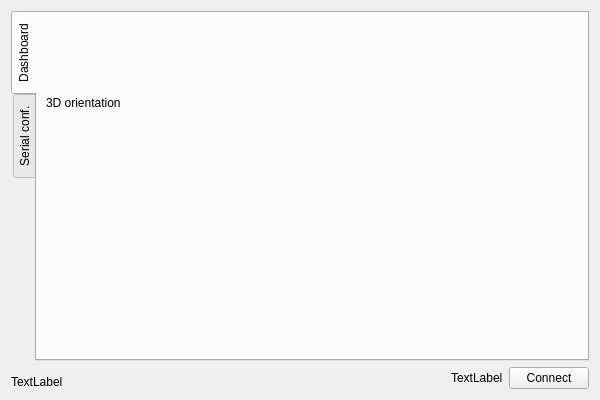
First picture: the form in mainwindow.ui, repository vedranMv/dataDashboard, before the edit.
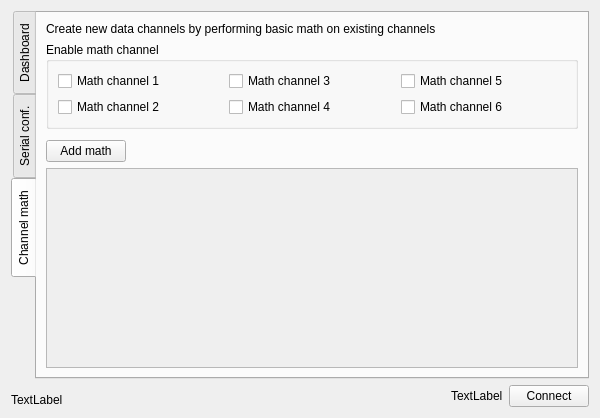
Second picture: the form after the edit. Custom widgets are drawn as their Qt base class.

Commit message: UI support for math channelsgit

Diff of the .ui file:
```diff
--- a/mainwindow.ui
+++ b/mainwindow.ui
@@ -20,7 +20,7 @@
       <enum>QTabWidget::West</enum>
      </property>
      <property name="currentIndex">
-      <number>0</number>
+      <number>2</number>
      </property>
      <widget class="QWidget" name="dashboardTab">
       <attribute name="title">
@@ -292,6 +292,146 @@
        </item>
       </layout>
      </widget>
+     <widget class="QWidget" name="mathconfTab">
+      <attribute name="title">
+       <string>Channel math</string>
+      </attribute>
+      <layout class="QHBoxLayout" name="horizontalLayout_6">
+       <item>
+        <layout class="QVBoxLayout" name="verticalLayout_6">
+         <item>
+          <widget class="QLabel" name="label_11">
+           <property name="text">
+            <string>Create new data channels by performing basic math on existing channels</string>
+           </property>
+          </widget>
+         </item>
+         <item>
+          <widget class="QGroupBox" name="groupBox_2">
+           <property name="title">
+            <string>Enable math channel</string>
+           </property>
+           <layout class="QGridLayout" name="gridLayout_2">
+            <item row="0" column="0">
+             <widget class="QCheckBox" name="mathCh1en">
+              <property name="text">
+               <string>Math channel 1</string>
+              </property>
+             </widget>
+            </item>
+            <item row="1" column="0">
+             <widget class="QCheckBox" name="mathCh2en">
+              <property name="text">
+               <string>Math channel 2</string>
+              </property>
+             </widget>
+            </item>
+            <item row="0" column="1">
+             <widget class="QCheckBox" name="mathCh3en">
+              <property name="text">
+               <string>Math channel 3</string>
+              </property>
+             </widget>
+            </item>
+            <item row="0" column="2">
+             <widget class="QCheckBox" name="mathCh5en">
+              <property name="text">
+               <string>Math channel 5</string>
+              </property>
+             </widget>
+            </item>
+            <item row="1" column="1">
+             <widget class="QCheckBox" name="mathCh4en">
+              <property name="text">
+               <string>Math channel 4</string>
+              </property>
+             </widget>
+            </item>
+            <item row="1" column="2">
+             <widget class="QCheckBox" name="mathCh6en">
+              <property name="text">
+               <string>Math channel 6</string>
+              </property>
+             </widget>
+            </item>
+           </layout>
+          </widget>
+         </item>
+         <item>
+          <spacer name="verticalSpacer_2">
+           <property name="orientation">
+            <enum>Qt::Vertical</enum>
+           </property>
+           <property name="sizeHint" stdset="0">
+            <size>
+             <width>20</width>
+             <height>20</height>
+            </size>
+           </property>
+          </spacer>
+         </item>
+         <item>
+          <layout class="QHBoxLayout" name="horizontalLayout_7">
+           <property name="topMargin">
+            <number>5</number>
+           </property>
+           <item>
+            <widget class="QPushButton" name="addMathComp">
+             <property name="text">
+              <string>Add math</string>
+             </property>
+            </widget>
+           </item>
+           <item>
+            <spacer name="horizontalSpacer_5">
+             <property name="orientation">
+              <enum>Qt::Horizontal</enum>
+             </property>
+             <property name="sizeHint" stdset="0">
+              <size>
+               <width>40</width>
+               <height>20</height>
+              </size>
+             </property>
+            </spacer>
+           </item>
+          </layout>
+         </item>
+         <item>
+          <widget class="QScrollArea" name="scrollArea_2">
+           <property name="minimumSize">
+            <size>
+             <width>0</width>
+             <height>200</height>
+            </size>
+           </property>
+           <property name="horizontalScrollBarPolicy">
+            <enum>Qt::ScrollBarAlwaysOff</enum>
+           </property>
+           <property name="widgetResizable">
+            <bool>true</bool>
+           </property>
+           <widget class="QWidget" name="scrollAreaWidgetContents">
+            <property name="geometry">
+             <rect>
+              <x>0</x>
+              <y>0</y>
+              <width>533</width>
+              <height>198</height>
+             </rect>
+            </property>
+            <layout class="QVBoxLayout" name="verticalLayout_7">
+             <item>
+              <layout class="QVBoxLayout" name="mathCompLayout"/>
+             </item>
+            </layout>
+           </widget>
+          </widget>
+         </item>
+        </layout>
+       </item>
+      </layout>
+     </widget>
     </widget>
    </item>
    <item>
```
The commit also changes 3 other files.
